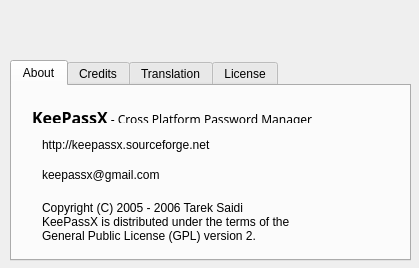
iluminat23/keepassxc-debian, file src/forms/AboutDlg.ui: the form before one commit.
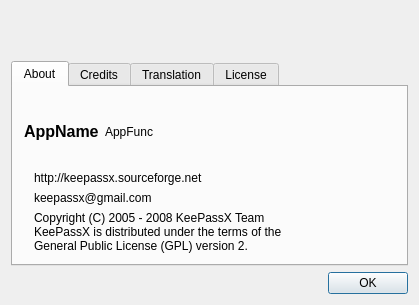
The form after the commit. Icons and pictures are not drawn. Custom widgets are drawn as their Qt base class.

The edit to the form file:
```diff
--- a/src/forms/AboutDlg.ui
+++ b/src/forms/AboutDlg.ui
@@ -9,13 +9,11 @@
     <x>0</x>
     <y>0</y>
     <width>419</width>
-    <height>268</height>
+    <height>305</height>
    </rect>
   </property>
   <property name="sizePolicy" >
-   <sizepolicy>
-    <hsizetype>0</hsizetype>
-    <vsizetype>0</vsizetype>
+   <sizepolicy vsizetype="Fixed" hsizetype="Fixed" >
     <horstretch>0</horstretch>
     <verstretch>0</verstretch>
    </sizepolicy>
@@ -23,160 +21,209 @@
   <property name="minimumSize" >
    <size>
     <width>419</width>
-    <height>211</height>
+    <height>305</height>
    </size>
   </property>
   <property name="maximumSize" >
    <size>
-    <width>211</width>
-    <height>268</height>
+    <width>419</width>
+    <height>305</height>
    </size>
   </property>
   <property name="windowTitle" >
    <string>About</string>
   </property>
-  <widget class="QLabel" name="Banner" >
-   <property name="geometry" >
-    <rect>
-     <x>0</x>
-     <y>0</y>
-     <width>420</width>
+  <layout class="QVBoxLayout" >
+   <property name="spacing" >
+    <number>6</number>
+   </property>
+   <item>
+    <spacer>
+     <property name="orientation" >
+      <enum>Qt::Vertical</enum>
+     </property>
+     <property name="sizeType" >
+      <enum>QSizePolicy::Fixed</enum>
+     </property>
+     <property name="sizeHint" >
+      <size>
+       <width>20</width>
      <height>50</height>
-    </rect>
-   </property>
-   <property name="pixmap" >
-    <pixmap/>
-   </property>
-   <property name="scaledContents" >
-    <bool>true</bool>
-   </property>
-  </widget>
+      </size>
+     </property>
+    </spacer>
+   </item>
+   <item>
   <widget class="QTabWidget" name="tabWidget" >
-   <property name="geometry" >
-    <rect>
-     <x>10</x>
-     <y>60</y>
-     <width>401</width>
-     <height>201</height>
-    </rect>
+     <property name="currentIndex" >
+      <number>0</number>
    </property>
    <widget class="QWidget" name="tab" >
     <attribute name="title" >
      <string>About</string>
     </attribute>
-    <widget class="QLabel" name="label" >
-     <property name="geometry" >
-      <rect>
-       <x>20</x>
-       <y>20</y>
-       <width>351</width>
-       <height>17</height>
-      </rect>
-     </property>
+      <layout class="QVBoxLayout" >
+       <property name="spacing" >
+        <number>6</number>
+       </property>
+       <item>
+        <layout class="QHBoxLayout" >
+         <item>
+          <widget class="QLabel" name="labelAppName" >
+           <property name="sizePolicy" >
+            <sizepolicy vsizetype="Preferred" hsizetype="Minimum" >
+             <horstretch>0</horstretch>
+             <verstretch>0</verstretch>
+            </sizepolicy>
+           </property>
+           <property name="font" >
+            <font>
+             <pointsize>12</pointsize>
+             <weight>75</weight>
+             <bold>true</bold>
+            </font>
+           </property>
      <property name="text" >
-      <string>&lt;html>&lt;head>&lt;meta name="qrichtext" content="1" />&lt;/head>&lt;body style=" white-space: pre-wrap; font-family:Sans Serif; font-size:9pt; font-weight:400; font-style:normal; text-decoration:none;">&lt;p style=" margin-top:0px; margin-bottom:0px; margin-left:0px; margin-right:0px; -qt-block-indent:0; text-indent:0px;">&lt;span style=" font-size:12pt; font-weight:600;">KeePassX&lt;/span> - Cross Platform Password Manager&lt;/p>&lt;/body>&lt;/html></string>
-     </property>
-    </widget>
-    <widget class="QLabel" name="label_4" >
-     <property name="geometry" >
-      <rect>
-       <x>30</x>
-       <y>110</y>
-       <width>341</width>
-       <height>51</height>
-      </rect>
-     </property>
+            <string>AppName</string>
+           </property>
+          </widget>
+         </item>
+         <item>
+          <widget class="QLabel" name="labelAppFunc" >
+           <property name="sizePolicy" >
+            <sizepolicy vsizetype="Preferred" hsizetype="Expanding" >
+             <horstretch>0</horstretch>
+             <verstretch>0</verstretch>
+            </sizepolicy>
+           </property>
+           <property name="font" >
+            <font>
+             <pointsize>9</pointsize>
+            </font>
+           </property>
      <property name="text" >
-      <string>Copyright (C) 2005 - 2006 Tarek Saidi 
-KeePassX is distributed under the terms of the 
-General Public License (GPL) version 2.</string>
-     </property>
-    </widget>
-    <widget class="LinkLabel" name="label_2" >
-     <property name="geometry" >
-      <rect>
-       <x>30</x>
-       <y>50</y>
-       <width>351</width>
-       <height>17</height>
-      </rect>
-     </property>
+            <string>AppFunc</string>
+           </property>
+           <property name="alignment" >
+            <set>Qt::AlignLeading|Qt::AlignLeft|Qt::AlignVCenter</set>
+           </property>
+          </widget>
+         </item>
+        </layout>
+       </item>
+       <item>
+        <layout class="QHBoxLayout" >
+         <property name="spacing" >
+          <number>6</number>
+         </property>
+         <item>
+          <spacer>
+           <property name="orientation" >
+            <enum>Qt::Horizontal</enum>
+           </property>
+           <property name="sizeType" >
+            <enum>QSizePolicy::Fixed</enum>
+           </property>
+           <property name="sizeHint" >
+            <size>
+             <width>10</width>
+             <height>20</height>
+            </size>
+           </property>
+          </spacer>
+         </item>
+         <item>
+          <layout class="QVBoxLayout" >
+           <item>
+            <widget class="LinkLabel" name="label_5" >
      <property name="text" >
       <string>http://keepassx.sourceforge.net</string>
      </property>
-     <property name="buddy" >
-      <cstring></cstring>
-     </property>
-    </widget>
+            </widget>
+           </item>
+           <item>
     <widget class="LinkLabel" name="label_3" >
-     <property name="geometry" >
-      <rect>
-       <x>30</x>
-       <y>80</y>
-       <width>351</width>
-       <height>17</height>
-      </rect>
-     </property>
      <property name="text" >
       <string>keepassx@gmail.com</string>
      </property>
     </widget>
+           </item>
+           <item>
+            <widget class="QLabel" name="label_4" >
+             <property name="text" >
+              <string>Copyright (C) 2005 - 2008 KeePassX Team 
+KeePassX is distributed under the terms of the 
+General Public License (GPL) version 2.</string>
+             </property>
+            </widget>
+           </item>
+          </layout>
+         </item>
+        </layout>
+       </item>
+      </layout>
    </widget>
    <widget class="QWidget" name="tab_2" >
     <attribute name="title" >
      <string>Credits</string>
     </attribute>
+      <layout class="QVBoxLayout" >
+       <property name="spacing" >
+        <number>6</number>
+       </property>
+       <item>
     <widget class="QTextEdit" name="Edit_Thanks" >
-     <property name="geometry" >
-      <rect>
-       <x>3</x>
-       <y>3</y>
-       <width>390</width>
-       <height>166</height>
-      </rect>
-     </property>
      <property name="readOnly" >
       <bool>true</bool>
      </property>
     </widget>
+       </item>
+      </layout>
    </widget>
    <widget class="QWidget" name="tab_4" >
     <attribute name="title" >
      <string>Translation</string>
     </attribute>
+      <layout class="QVBoxLayout" >
+       <property name="spacing" >
+        <number>6</number>
+       </property>
+       <item>
     <widget class="QTextEdit" name="Edit_Translation" >
-     <property name="geometry" >
-      <rect>
-       <x>3</x>
-       <y>3</y>
-       <width>390</width>
-       <height>167</height>
-      </rect>
-     </property>
      <property name="readOnly" >
       <bool>true</bool>
      </property>
     </widget>
+       </item>
+      </layout>
    </widget>
    <widget class="QWidget" name="tab_3" >
     <attribute name="title" >
      <string>License</string>
     </attribute>
+      <layout class="QVBoxLayout" >
+       <property name="spacing" >
+        <number>6</number>
+       </property>
+       <item>
     <widget class="QTextEdit" name="Edit_License" >
-     <property name="geometry" >
-      <rect>
-       <x>3</x>
-       <y>3</y>
-       <width>391</width>
-       <height>167</height>
-      </rect>
-     </property>
      <property name="readOnly" >
       <bool>true</bool>
      </property>
     </widget>
-   </widget>
-  </widget>
+       </item>
+      </layout>
+     </widget>
+    </widget>
+   </item>
+   <item>
+    <widget class="QDialogButtonBox" name="ButtonBox" >
+     <property name="standardButtons" >
+      <set>QDialogButtonBox::Ok</set>
+     </property>
+    </widget>
+   </item>
+  </layout>
  </widget>
  <layoutdefault spacing="6" margin="11" />
  <pixmapfunction></pixmapfunction>
```
Left out of the diff: 6 changed lines with no effect on the pictures. Lines whose indentation alone changed are shown as unchanged.
